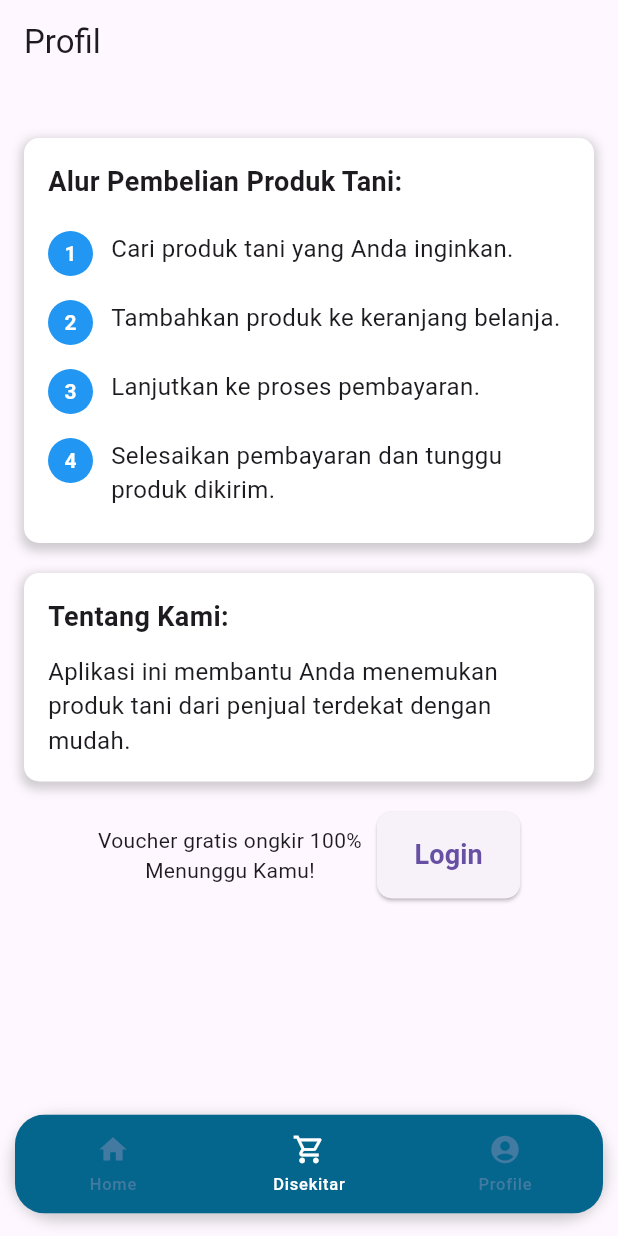
After one commit to fuadadhim24/geotagging-marketplace-mobile, a Flutter app: the screen it shows after launch, swiped to page 2, on a phone screen of 412 x 824 dp. The commit adds this screen. Run offline on Flutter 3.47's test engine with Material 3 defaults, Android fonts, the phone set to English and light mode, and no system bars; our stand-ins replace awesome_bottom_bar, carousel_slider, get, google_fonts; network calls fail.

Commit message:
feat: add profile_page

```diff
--- /dev/null
+++ b/lib/pages/guest/profile_page.dart
@@ -0,0 +1,160 @@
+import 'package:flutter/material.dart';
+
+class ProfilePage extends StatelessWidget {
+  @override
+  Widget build(BuildContext context) {
+    return Scaffold(
+      appBar: AppBar(
+        title: Text('Profil'),
+      ),
+      body: Padding(
+        padding: EdgeInsets.all(16.0),
+        child: Column(
+          crossAxisAlignment: CrossAxisAlignment.stretch,
+          children: [
+            SizedBox(height: 20.0),
+            Container(
+              padding: EdgeInsets.all(16.0),
+              decoration: BoxDecoration(
+                color: Colors.white,
+                borderRadius: BorderRadius.circular(10.0),
+                boxShadow: [
+                  BoxShadow(
+                    color: Colors.grey.withOpacity(0.5),
+                    spreadRadius: 2,
+                    blurRadius: 5,
+                    offset: Offset(0, 3),
+                  ),
+                ],
+              ),
+              child: Column(
+                crossAxisAlignment: CrossAxisAlignment.stretch,
+                children: [
+                  Text(
+                    'Alur Pembelian Produk Tani:',
+                    style: TextStyle(
+                      fontSize: 18.0,
+                      fontWeight: FontWeight.bold,
+                    ),
+                  ),
+                  SizedBox(height: 12.0),
+                  _buildStep('Cari produk tani yang Anda inginkan.', 1),
+                  _buildStep('Tambahkan produk ke keranjang belanja.', 2),
+                  _buildStep('Lanjutkan ke proses pembayaran.', 3),
+                  _buildStep(
+                      'Selesaikan pembayaran dan tunggu produk dikirim.', 4),
+                ],
+              ),
+            ),
+            SizedBox(height: 20.0),
+            Container(
+              padding: EdgeInsets.all(16.0),
+              decoration: BoxDecoration(
+                color: Colors.white,
+                borderRadius: BorderRadius.circular(10.0),
+                boxShadow: [
+                  BoxShadow(
+                    color: Colors.grey.withOpacity(0.5),
+                    spreadRadius: 2,
+                    blurRadius: 5,
+                    offset: Offset(0, 3),
+                  ),
+                ],
+              ),
+              child: Column(
+                crossAxisAlignment: CrossAxisAlignment.stretch,
+                children: [
+                  Text(
+                    'Tentang Kami:',
+                    style: TextStyle(
+                      fontSize: 18.0,
+                      fontWeight: FontWeight.bold,
+                    ),
+                  ),
+                  SizedBox(height: 12.0),
+                  Text(
+                    'Aplikasi ini membantu Anda menemukan produk tani dari penjual terdekat dengan mudah.',
+                    style: TextStyle(fontSize: 16.0),
+                  ),
+                ],
+              ),
+            ),
+            SizedBox(height: 20.0),
+            Row(
+              mainAxisAlignment: MainAxisAlignment.center,
+              children: [
+                Column(
+                  children: [
+                    Text('Voucher gratis ongkir 100%'),
+                    Text('Menunggu Kamu!'),
+                  ],
+                ),
+                SizedBox(width: 10,),
+                ElevatedButton(
+                  onPressed: () {},
+                  style: ElevatedButton.styleFrom(
+                    padding: EdgeInsets.symmetric(vertical: 16.0, horizontal: 25),
+                    shape: RoundedRectangleBorder(
+                      borderRadius: BorderRadius.circular(10.0),
+                    ),
+                  ),
+                  child: Text(
+                    'Login',
+                    style: TextStyle(
+                      fontSize: 18.0,
+                      fontWeight: FontWeight.bold,
+                    ),
+                  ),
+                ),
+              ],
+            ),
+          ],
+        ),
+      ),
+    );
+  }
+
+  Widget _buildStep(String text, int index) {
+    return Padding(
+      padding: EdgeInsets.symmetric(vertical: 8.0),
+      child: Row(
+        crossAxisAlignment: CrossAxisAlignment.start,
+        children: [
+          Container(
+            width: 30.0,
+            height: 30.0,
+            decoration: BoxDecoration(
+              shape: BoxShape.circle,
+              color: Colors.blue,
+            ),
+            child: Center(
+              child: Text(
+                index.toString(),
+                style: TextStyle(
+                  color: Colors.white,
+                  fontWeight: FontWeight.bold,
+                ),
+              ),
+            ),
+          ),
+          SizedBox(width: 12.0),
+          Expanded(
+            child: Text(
+              text,
+              style: TextStyle(fontSize: 16.0),
+            ),
+          ),
+        ],
+      ),
+    );
+  }
+}
+
+void navigateToProfile(BuildContext context) {
+  Navigator.push(
+    context,
+    MaterialPageRoute(
+      builder: (context) => ProfilePage(),
+    ),
+  );
+}
--- a/lib/widget/bottom_bar.dart
+++ b/lib/widget/bottom_bar.dart
@@ -1,6 +1,7 @@
 import 'package:flutter/material.dart';
 import 'package:awesome_bottom_bar/awesome_bottom_bar.dart';
 import 'package:geotagging_marketplace_mobile/pages/guest/home_page.dart';
+import 'package:geotagging_marketplace_mobile/pages/guest/profile_page.dart';
 import 'package:geotagging_marketplace_mobile/shared/theme.dart';
 
 const List<TabItem> items = [
@@ -65,6 +66,7 @@ class _BottomBarState extends State<BottomBar> {
         children: [
           HomePage(),
           // IotPage(),
+          ProfilePage(),
         ],
       ),
       bottomNavigationBar: Container(
```
